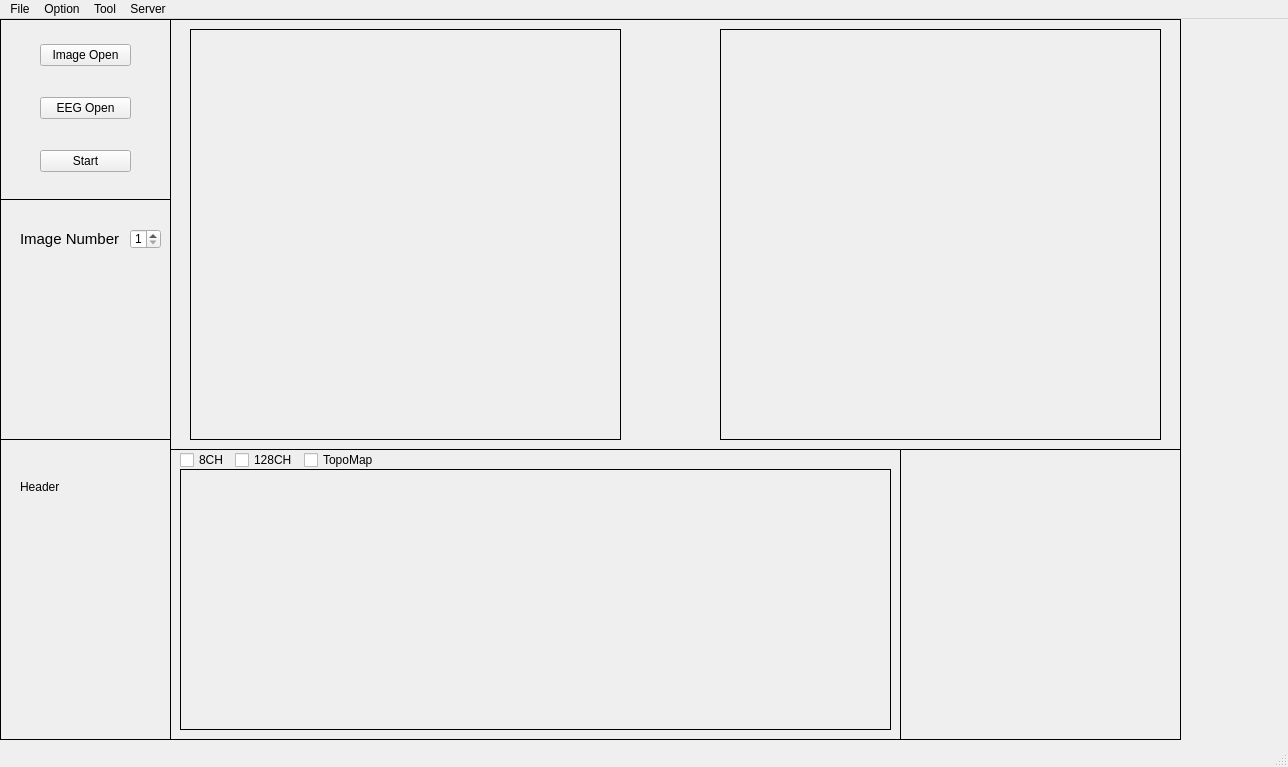
This is ui/main.ui in gyuseok0917/EEG2IMAGE_CAPSTONE as Qt 5 draws it before an edit. The edited form follows.
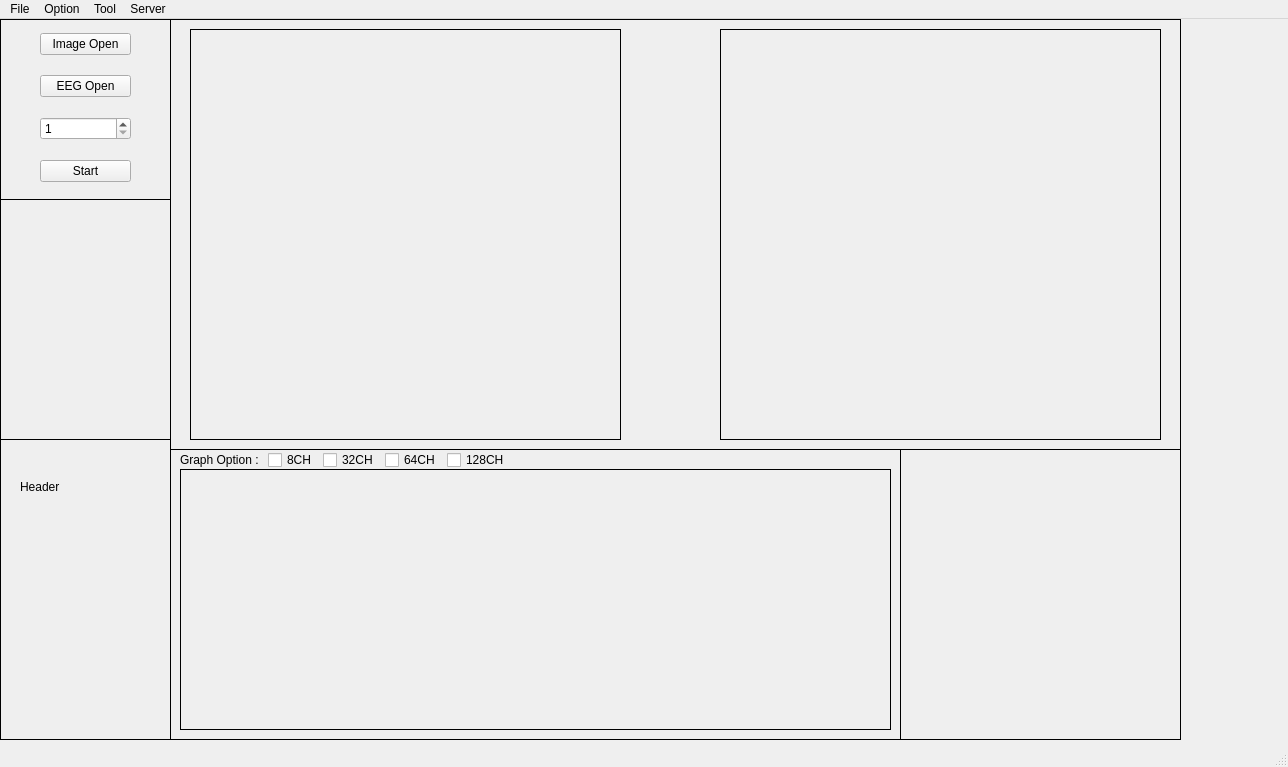
This is the edited form. Custom widgets are drawn as their Qt base class.

Patch:
```diff
--- a/ui/main.ui
+++ b/ui/main.ui
@@ -91,45 +91,6 @@
      <property name="midLineWidth">
       <number>1</number>
      </property>
-     <widget class="QSpinBox" name="ImageNumber">
-      <property name="geometry">
-       <rect>
-        <x>130</x>
-        <y>30</y>
-        <width>31</width>
-        <height>20</height>
-       </rect>
-      </property>
-      <property name="minimum">
-       <number>1</number>
-      </property>
-      <property name="maximum">
-       <number>10</number>
-      </property>
-     </widget>
-     <widget class="QLabel" name="label_4">
-      <property name="geometry">
-       <rect>
-        <x>20</x>
-        <y>30</y>
-        <width>111</width>
-        <height>20</height>
-       </rect>
-      </property>
-      <property name="font">
-       <font>
-        <pointsize>11</pointsize>
-        <weight>50</weight>
-        <bold>false</bold>
-       </font>
-      </property>
-      <property name="text">
-       <string>Image Number</string>
-      </property>
-      <property name="margin">
-       <number>2</number>
-      </property>
-     </widget>
     </widget>
     <widget class="QFrame" name="status_frame">
      <property name="geometry">
@@ -196,6 +157,16 @@
          </property>
         </widget>
        </item>
+       <item>
+        <widget class="QSpinBox" name="ImageNumber">
+         <property name="minimum">
+          <number>1</number>
+         </property>
+         <property name="maximum">
+          <number>10</number>
+         </property>
+        </widget>
+       </item>
        <item>
         <widget class="QPushButton" name="startButton">
          <property name="text">
@@ -270,6 +241,13 @@
       </rect>
      </property>
      <layout class="QHBoxLayout" name="horizontalLayout">
+      <item>
+       <widget class="QLabel" name="label_2">
+        <property name="text">
+         <string>Graph Option : </string>
+        </property>
+       </widget>
+      </item>
       <item>
        <widget class="QCheckBox" name="checkBox">
         <property name="text">
@@ -280,14 +258,21 @@
       <item>
        <widget class="QCheckBox" name="checkBox_3">
         <property name="text">
-         <string>128CH</string>
+         <string>32CH</string>
         </property>
        </widget>
       </item>
       <item>
        <widget class="QCheckBox" name="checkBox_4">
         <property name="text">
-         <string>TopoMap</string>
+         <string>64CH</string>
+        </property>
+       </widget>
+      </item>
+      <item>
+       <widget class="QCheckBox" name="checkBox_5">
+        <property name="text">
+         <string>128CH</string>
         </property>
        </widget>
       </item>
```
